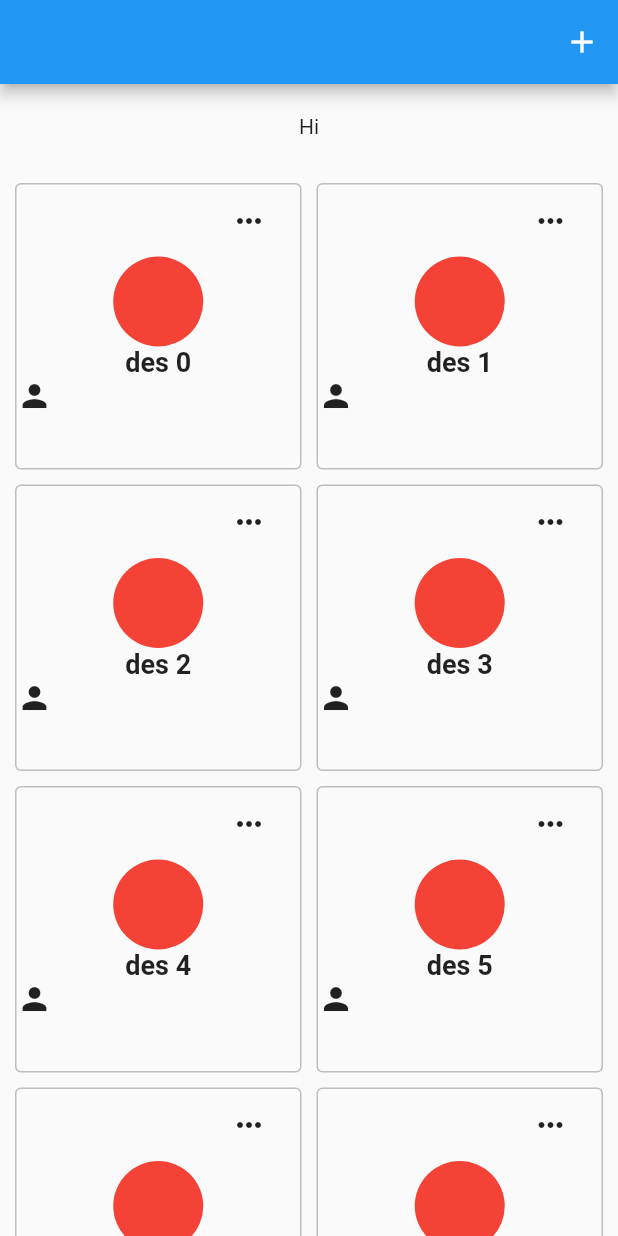
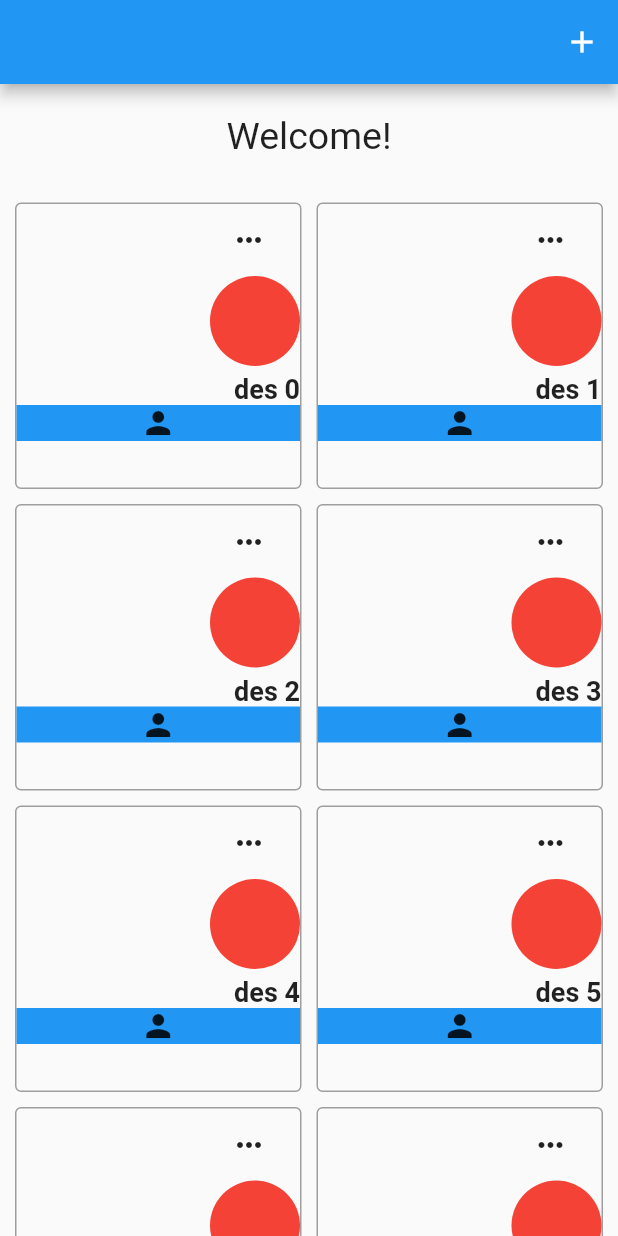
Before and after one commit to saanghyuk/flutter-nodejs-study, a Flutter app: the screen it shows after launch, on a phone screen of 412 x 824 dp. Run offline on Flutter 3.47's test engine with Material 2 defaults, Android fonts, the phone set to English and light mode, and no system bars.

Commit message:
complete hw

```diff
--- a/lib/components/myCellWidget.dart
+++ b/lib/components/myCellWidget.dart
@@ -1,34 +1,71 @@
 import 'package:flutter/material.dart';
+
+enum InsideAlignment {
+  right, left, center
+}
+
+Map<String, Alignment> alignMap = {
+  'right': Alignment.centerRight,
+  'left': Alignment.centerLeft,
+  'center': Alignment.center,
+};
+Map<String, MainAxisAlignment> mainAxisAlignMap = {
+  'right': MainAxisAlignment.end,
+  'left': MainAxisAlignment.start,
+  'center': MainAxisAlignment.center
+};
+
 
 class MyCellWidget extends StatelessWidget {
   final Widget iconWidget;
-  final void Function() iconOnPressed;
+  final void Function() iconOnpressed;
   final double radius;
   final String imageSrc;
   final String des;
   final List<Widget> children;
   final BoxDecoration? decoration;
+  final Alignment? alignmentMenu;
+  final MainAxisAlignment? alignmentPhoto;
+  final Alignment? alignmentDes;
+  final MainAxisAlignment? alignmentIcon;
+
+  const MyCellWidget({Key? key, required this.iconWidget, required this.iconOnpressed, required this.radius, required this.imageSrc, required this.des, required this.children, this.decoration})
+      : alignmentMenu = Alignment.centerRight,
+        alignmentPhoto = MainAxisAlignment.center,
+        alignmentDes = Alignment.center,
+        alignmentIcon = MainAxisAlignment.center,
+        super(key: key);
 
 
-  const MyCellWidget({Key? key, required this.iconWidget, required this.iconOnPressed, required this.radius, required this.imageSrc, required this.des, required this.children, this.decoration}) : super(key: key);
+  // 여기 앞에 CONST 붙어있으니깐 안됬네
+  MyCellWidget.setAlignment({Key? key, InsideAlignment? alignmentMenu, InsideAlignment? alignmentPhoto, InsideAlignment? alignmentDes, InsideAlignment? alignmentIcon, required this.iconWidget, required this.iconOnpressed, required this.radius, required this.imageSrc, required this.des, required this.children, this.decoration})
+      : alignmentMenu =  alignMap[alignmentMenu.toString().split('.').last] ?? Alignment.center,
+        alignmentPhoto = mainAxisAlignMap[alignmentPhoto.toString().split('.').last] ?? MainAxisAlignment.center,
+        alignmentDes = alignMap[alignmentDes.toString().split('.').last] ?? Alignment.center,
+        alignmentIcon = mainAxisAlignMap[alignmentIcon.toString().split('.').last] ?? MainAxisAlignment.center,
+        super(key: key);
+
+
+
 
   @override
   Widget build(BuildContext context) {
+
     return Container(
       decoration: this.decoration,
-      // 나중에 이렇게 사용할수도 있다.
-      // decoration: this.decoration ?? BoxDecoration(),
       child: Column(
         children: [
           Container(
-                alignment: Alignment.centerRight,
+            alignment: this.alignmentMenu,
             padding: EdgeInsets.only(right: 10.0),
             child: IconButton(
               icon: this.iconWidget,
-                  onPressed: this.iconOnPressed,
+              onPressed: this.iconOnpressed,
             )
           ),
-
+          Row(
+            mainAxisAlignment: this.alignmentPhoto!,
+            children: [
               Container(
                 width: this.radius,
                 height: this.radius,
@@ -42,21 +79,28 @@ class MyCellWidget extends StatelessWidget {
                   // )
                 ),
               ),
+            ],
+          ),
           Container(
+            alignment: this.alignmentDes,
+            // color: Colors.red,
+            margin: EdgeInsets.only(top: 5),
             child: Text(
               this.des,
               style: TextStyle(
                 fontWeight: FontWeight.bold,
                 fontSize: 18.0,
-                    )
+              ),
             )
           ),
           Container(
+            color: Colors.blue,
             child: Row(
+              mainAxisAlignment: this.alignmentIcon!,
               children: this.children,
             )
           )
-          ]
+        ],
       )
     );
   }
--- a/lib/info/page/infoPage.dart
+++ b/lib/info/page/infoPage.dart
@@ -3,7 +3,7 @@ import 'package:flutterstudy/components/gridTitleWidget.dart';
 import 'package:flutterstudy/components/myCellWidget.dart';
 
 class InfoPage extends StatelessWidget {
-  static const path= '/info';
+  static const path = '/info';
   const InfoPage({Key? key}) : super(key: key);
 
   @override
@@ -21,10 +21,10 @@ class InfoView extends StatelessWidget {
       appBar: AppBar(
         actions: [
           IconButton(onPressed: (){
-            Navigator.of(context).pushNamed(
-                InfoPage.path
-            );
-          }, icon: Icon(Icons.add))
+            Navigator.of(context).pushNamed(InfoPage.path);
+          },
+          icon: Icon(Icons.add),
+          )
         ],
       ),
       body: Column(
@@ -32,38 +32,39 @@ class InfoView extends StatelessWidget {
           Expanded(
               child: GridTitleWidget(
                 title: Container(
-                            child: Text("Hi"),
+                  child:Text("Welcome!", style: TextStyle(fontSize: 25)),
                   padding: EdgeInsets.all(20.0),
                 ),
                 delegate: SliverGridDelegateWithFixedCrossAxisCount(
                   crossAxisCount: 2,
                   mainAxisSpacing: 10.0,
-                            crossAxisSpacing: 10.0
+                  crossAxisSpacing: 10.0,
                 ),
                 padding: EdgeInsets.all(10.0),
                 itemCount: 10,
-
-                          // @TODO : 이름 있는 생성자 만들어 보기. MyCellWidget.all(), MyCellWidget.only()
-                          // ' : ' 반드시 사용 할 것.
-                          itemBuilder: (BuildContext context, int index) => MyCellWidget(
+                itemBuilder: (BuildContext context, int index) => MyCellWidget.setAlignment(
+                  alignmentMenu: InsideAlignment.right,
+                  alignmentDes: InsideAlignment.right,
+                  alignmentIcon: InsideAlignment.center,
+                  alignmentPhoto: InsideAlignment.right,
                   decoration: BoxDecoration(
                     borderRadius: BorderRadius.circular(4.0),
                     border: Border.all(
-                                 color: Colors.grey.shade400,
+                      color: Colors.grey.shade500,
                     )
                   ),
                   iconWidget: Icon(Icons.more_horiz),
-                              iconOnPressed: (){},
+                  iconOnpressed: () { },
                   radius: 60.0,
                   imageSrc: '',
-                              des: 'des $index',
                   children: [
                     Icon(Icons.person)
-                              ]
-                          ),
+                  ],
+                  des: 'des $index',
                 ),
               )
-                ]
+          )
+        ],
       ),
     );
   }
--- a/lib/main.dart
+++ b/lib/main.dart
@@ -1,4 +1,4 @@
-//
+
 import 'package:flutter/material.dart';
 import 'legacy/detailPage.dart';
 import 'myApp.dart';
--- a/lib/myApp.dart
+++ b/lib/myApp.dart
@@ -1,7 +1,4 @@
-
 import 'package:flutter/material.dart';
-import 'package:flutterstudy/info/page/infoDetail.dart';
-import 'package:flutterstudy/info/page/infoItemPage.dart';
 
 import 'info/page/infoPage.dart';
 
@@ -19,7 +16,8 @@ class MyApp extends StatelessWidget {
             settings: RouteSettings(name: InfoPage.path),
             builder: (_) => InfoPage()
         );
-      }
+
+      },
     );
   }
 }
```
Also changed, not shown: lib/components/gridTitleWidget.dart (line endings or trailing spaces), lib/info/page/infoDetail.dart (line endings or trailing spaces). Lines whose indentation alone changed are shown as unchanged.
